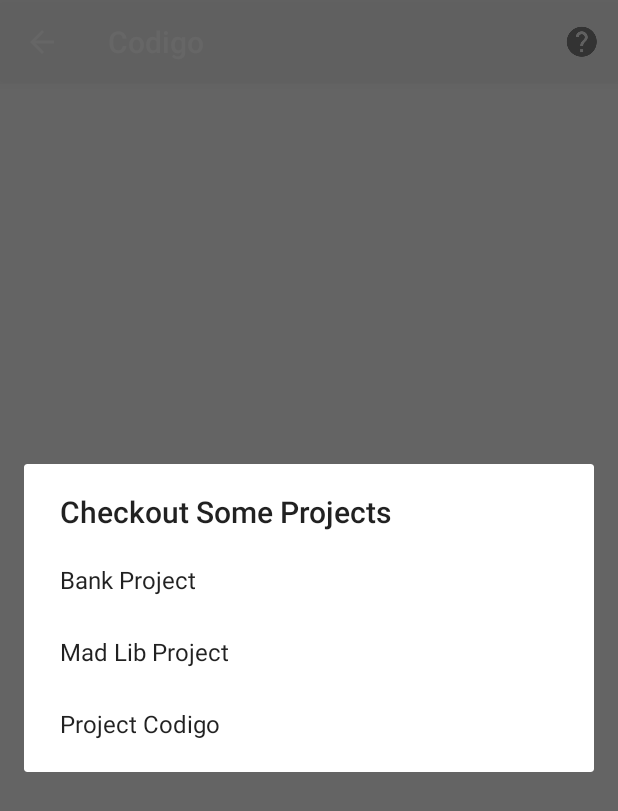
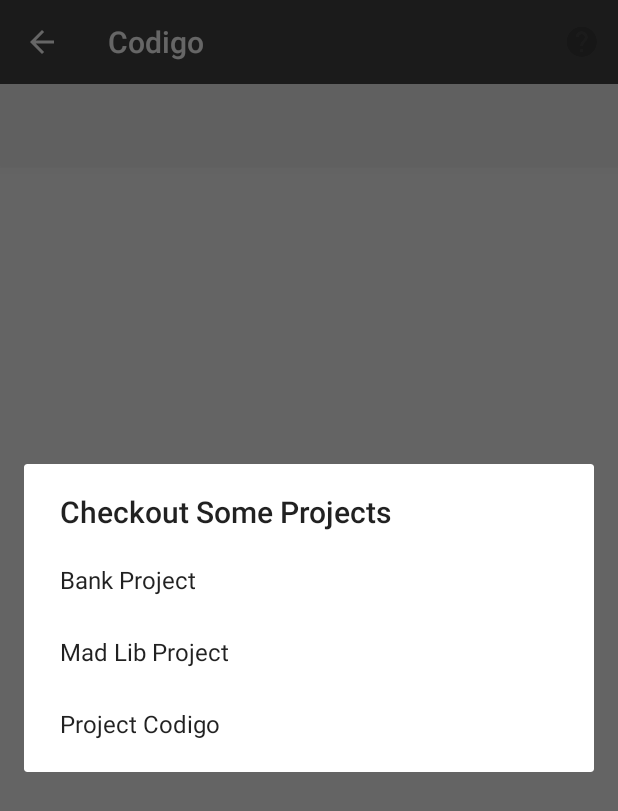
Before and after one commit to Jperv23/el_codigo, an Android app: the GeoActivity screen opened directly, with no data from a screen before it, after a tap on "GitHub", on a phone screen of 412 x 824 dp. Shown: the top 811 px of the screen. Run offline under Robolectric (Android 15) with nearby library versions, the light colour scheme and no system bars.

Commit message:
correct drawer colors

```diff
--- a/app/src/main/res/layout/activity_geo.xml
+++ b/app/src/main/res/layout/activity_geo.xml
@@ -1,9 +1,42 @@
 <?xml version="1.0" encoding="utf-8"?>
-<android.support.constraint.ConstraintLayout xmlns:android="http://schemas.android.com/apk/res/android"
+<android.support.v4.widget.DrawerLayout xmlns:android="http://schemas.android.com/apk/res/android"
     xmlns:app="http://schemas.android.com/apk/res-auto"
     xmlns:tools="http://schemas.android.com/tools"
+    android:id="@+id/main"
     android:layout_width="match_parent"
     android:layout_height="match_parent"
-    tools:context=".GeoActivity">
+    android:fitsSystemWindows="true"
+    tools:context=".MainActivity">
 
-</android.support.constraint.ConstraintLayout>
+    <android.support.constraint.ConstraintLayout
+        android:layout_width="match_parent"
+        android:layout_height="match_parent">
+
+        <include layout="@layout/toolbar" />
+
+
+        <TextView
+            android:id="@+id/test_text"
+            android:layout_width="wrap_content"
+            android:layout_height="wrap_content"
+            android:text="Hola, Mundo!"
+            android:textSize="60sp"
+            app:layout_constraintBottom_toBottomOf="parent"
+            app:layout_constraintEnd_toEndOf="parent"
+            app:layout_constraintStart_toStartOf="parent"
+            app:layout_constraintTop_toTopOf="parent" />
+
+
+    </android.support.constraint.ConstraintLayout>
+
+    <android.support.design.widget.NavigationView
+        android:id="@+id/nav_view"
+        android:layout_width="wrap_content"
+        android:layout_height="match_parent"
+        android:layout_gravity="start"
+        android:background="@color/colorPrimary"
+        android:fitsSystemWindows="true"
+        app:headerLayout="@layout/header_layout"
+        app:menu="@menu/nav_menu" />
+
+</android.support.v4.widget.DrawerLayout>
--- a/app/src/main/res/layout/activity_main.xml
+++ b/app/src/main/res/layout/activity_main.xml
@@ -39,7 +39,8 @@
         android:fitsSystemWindows="true"
         android:background="@color/colorPrimary"
         app:menu="@menu/nav_menu"
-        app:headerLayout="@layout/header_layout"/>
+        app:headerLayout="@layout/header_layout"
+        app:itemTextColor="@android:color/white"/>
 
 
 </android.support.v4.widget.DrawerLayout>
--- a/app/src/main/res/values/styles.xml
+++ b/app/src/main/res/values/styles.xml
@@ -11,14 +11,6 @@
         <item name="windowNoTitle">true</item>
     </style>
 
-    <style name="AppTheme.AppBarOverlay" parent="ThemeOverlay.AppCompat.Dark.ActionBar" />
-
-    <style name="AppTheme.PopupOverlay" parent="ThemeOverlay.AppCompat.Light" />
-
-    <style name="ActivityTheme" parent="@style/AppTheme">
-        <item name="android:theme">@style/Theme.AppCompat.NoActionBar</item>
-
-    </style>
 
     <style name="member_picture">
         <item name="android:layout_width">wrap_content</item>
```
Also changed, not shown: app/src/main/res/drawable-hdpi/ic_nav_menu.png, app/src/main/res/drawable-mdpi/ic_nav_menu.png, app/src/main/res/drawable-xhdpi/ic_nav_menu.png, app/src/main/res/drawable-xxhdpi/ic_nav_menu.png, app/src/main/res/drawable-xxxhdpi/ic_nav_menu.png.
